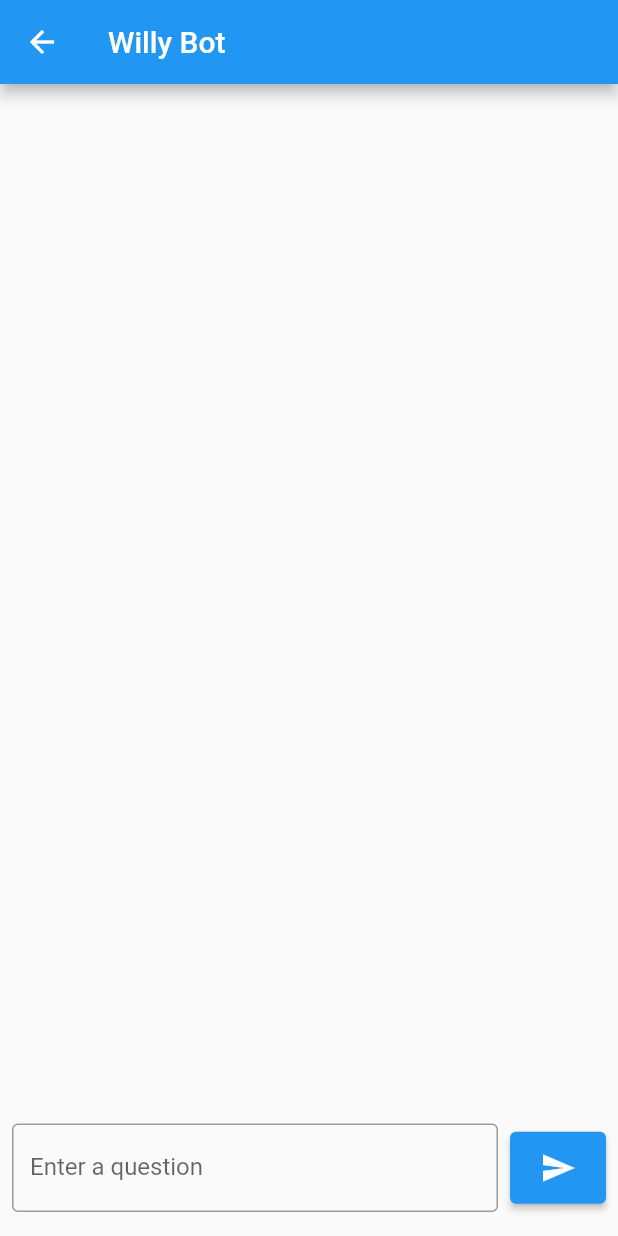
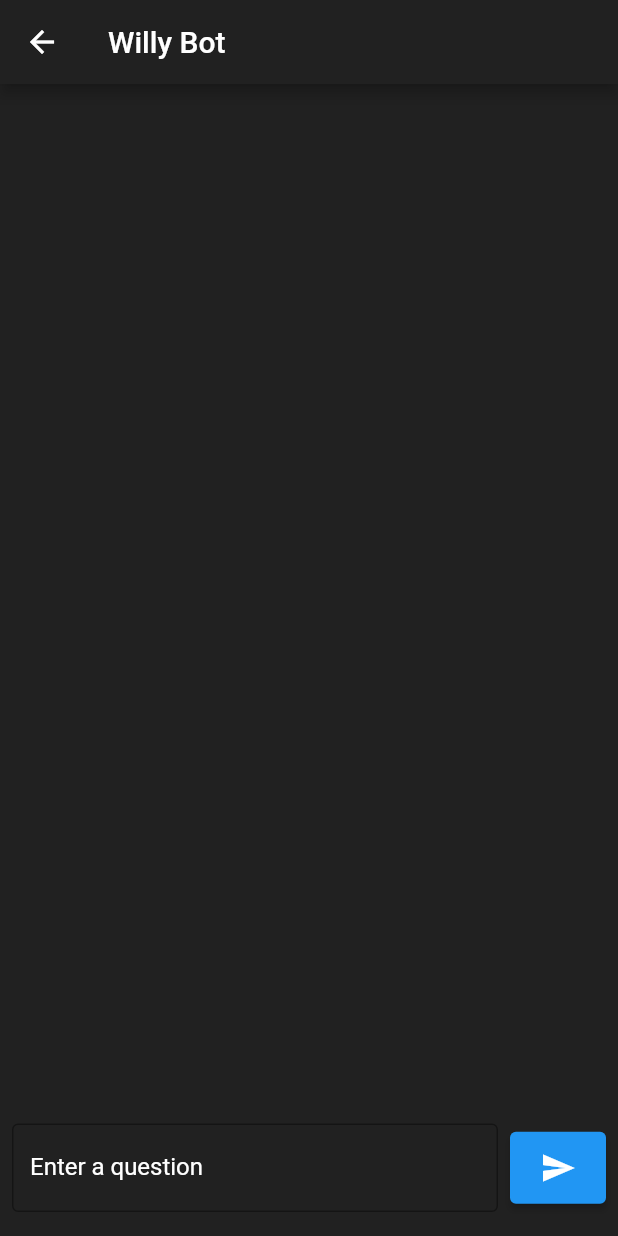
Before and after one commit to AlexGrim12/nasa_app, a Flutter app: the screen it shows after launch, after a tap on "Chat Bot", on a phone screen of 412 x 824 dp. Run offline on Flutter 3.47's test engine with Material 2 defaults, Android fonts, the phone set to English and light mode, and no system bars; missing offline and left inert: google_generative_language_api.

Commit message:
adding name in chat

```diff
--- a/lib/models/chat_card.dart
+++ b/lib/models/chat_card.dart
@@ -15,6 +15,7 @@ class ChatCard extends StatelessWidget {
   Widget build(BuildContext context) {
     return Card(
       elevation: 2,
+      shadowColor: Colors.white,
       margin: EdgeInsets.symmetric(vertical: 8, horizontal: 16),
       child: Padding(
         padding: EdgeInsets.all(16),
--- a/lib/screens/chatbot_screen.dart
+++ b/lib/screens/chatbot_screen.dart
@@ -29,7 +29,7 @@ class _ChatbotScreenState extends State<ChatbotScreen> {
     // Generate a message.
     final messagePrompt = MessagePrompt(
       messages: [
-        Message(author: '1', content: message),
+        Message(author: 'User', content: message), // Set the author to "User"
       ],
     );
     final messageRequest = GenerateMessageRequest(
@@ -57,10 +57,13 @@ class _ChatbotScreenState extends State<ChatbotScreen> {
     return Scaffold(
       appBar: AppBar(
         title: const Text('Willy Bot'),
+        backgroundColor: Colors.grey[900],
       ),
-      body: Padding(
-        padding: const EdgeInsets.only(bottom: 16, left: 8, right: 8),
-        child: Column(
+      body: Container(
+        color: Colors.grey[900],
+        child: Padding(
+          padding: const EdgeInsets.only(bottom: 16, left: 8, right: 8),
+          child: Column(
             mainAxisAlignment: MainAxisAlignment.end,
             crossAxisAlignment: CrossAxisAlignment.stretch,
             children: [
@@ -72,7 +75,7 @@ class _ChatbotScreenState extends State<ChatbotScreen> {
                     final message = messages[index];
                     return ChatCard(
                       messageText: message.content,
-                      senderName: 'Willy',
+                      senderName: message.author!, // set the sender name
                       messageTimestamp: 'Number of message: $index',
                     );
                   },
@@ -84,10 +87,17 @@ class _ChatbotScreenState extends State<ChatbotScreen> {
                     flex:
                         4, // Adjust the flex value to control the width of the text field.
                     child: TextField(
+                      style: const TextStyle(color: Colors.white),
                       controller: _controller,
                       decoration: const InputDecoration(
-                        border: OutlineInputBorder(),
+                        border: OutlineInputBorder(
+                          borderSide: BorderSide(
+                            color: Colors.white,
+                            width: 2,
+                          ),
+                        ),
                         labelText: 'Enter a question',
+                        labelStyle: TextStyle(color: Colors.white),
                       ),
                     ),
                   ),
@@ -101,12 +111,17 @@ class _ChatbotScreenState extends State<ChatbotScreen> {
                             chat(_controller.text);
                             _controller.clear();
                           },
+                          // style: ElevatedButton.styleFrom(
+                          //   backgroundColor: Colors.orange,
+                          // ),
                           child: const Icon(Icons.send)),
                     ),
                   ),
                 ],
               ),
-            ]),
+            ],
+          ),
+        ),
       ),
     );
   }
--- a/lib/screens/home_screen.dart
+++ b/lib/screens/home_screen.dart
@@ -1,5 +1,6 @@
 import 'package:nasa_app/router/app_routes.dart';
 import 'package:flutter/material.dart';
+import 'package:nasa_app/screens/chatbot_screen.dart';
 
 class HomeScreen extends StatelessWidget {
   const HomeScreen({Key? key}) : super(key: key);
@@ -13,7 +14,10 @@ class HomeScreen extends StatelessWidget {
           title: const Text('Componentes en Flutter'),
           automaticallyImplyLeading: false,
         ),
-      body: ListView.separated(
+        body:
+            // Column(
+            //   children: [
+            ListView.separated(
           itemBuilder: (context, i) => ListTile(
             leading: Icon(
               menuOptions[i].icon,
@@ -27,7 +31,24 @@ class HomeScreen extends StatelessWidget {
             },
           ),
           separatorBuilder: (_, __) => const Divider(),
-          itemCount: menuOptions.length),
+          itemCount: menuOptions.length,
+        )
+        // ,
+        // ElevatedButton(
+        //   onPressed: () {
+        //     showDialog(
+        //       context: context,
+        //       builder: (BuildContext context) {
+        //         return Dialog(
+        //           child: ChatbotScreen(),
+        //         );
+        //       },
+        //     );
+        //   },
+        //   child: const Text('Open Chatbot'),
+        // )
+        //   ],
+        // ),
         );
   }
 }
```
Lines whose indentation alone changed are shown as unchanged.
